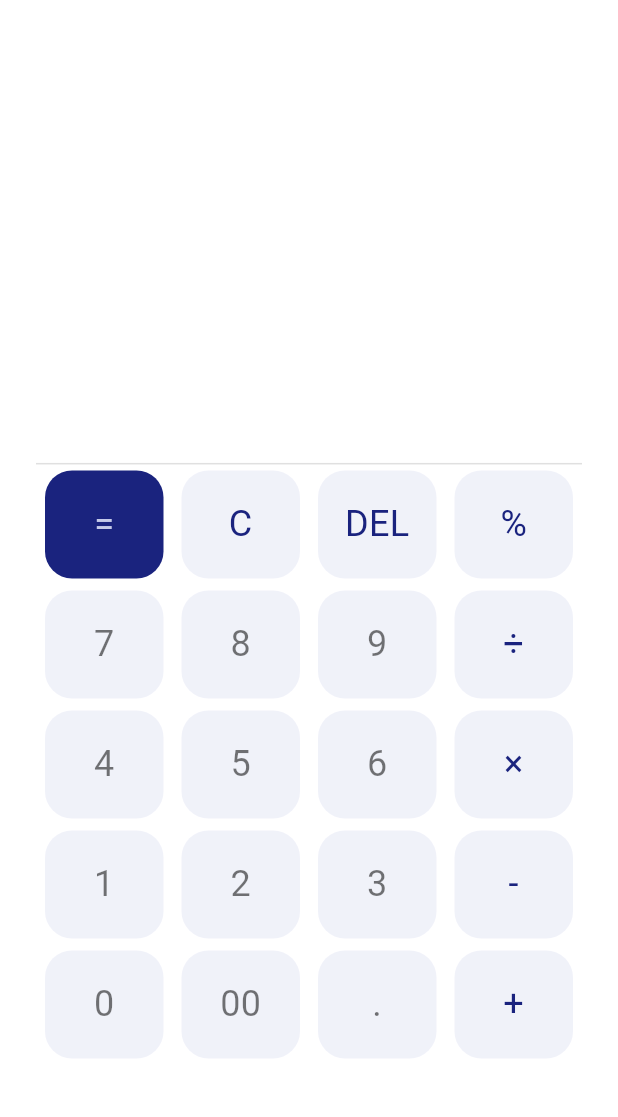
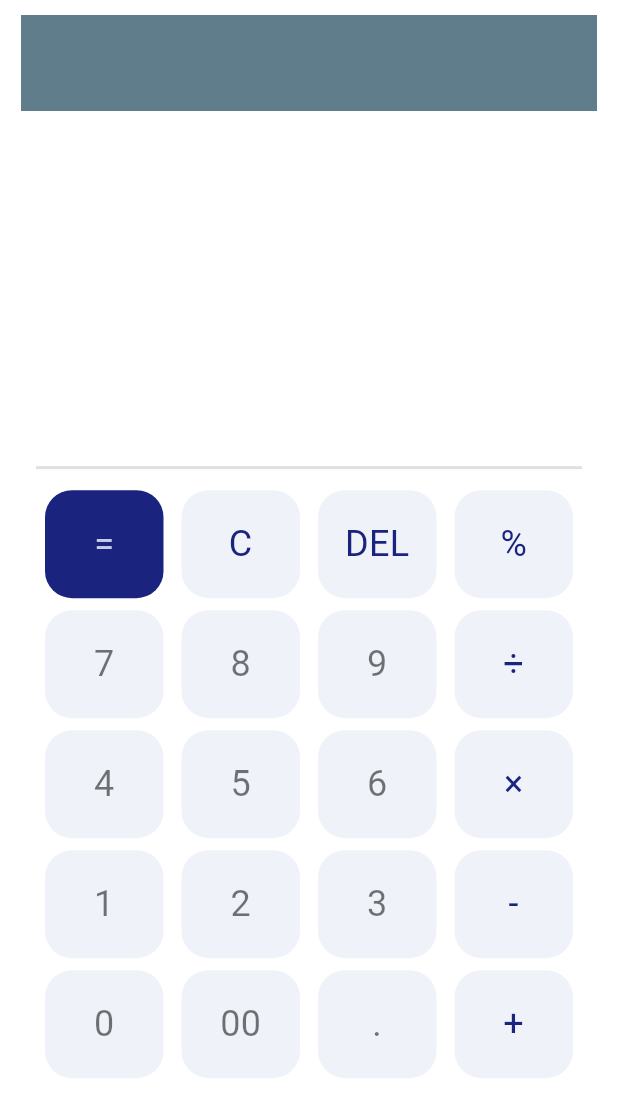
Before and after one commit to theparaxylene/flutter-kalkulator, a Flutter app: the screen it shows after launch, on a phone screen of 412 x 824 dp. Shown: the top 1117 px of the screen. Run offline on Flutter 3.47's test engine with Material 3 defaults, Android fonts, the phone set to English and light mode, and no system bars; our stand-ins replace math_expressions.

Commit message:
create history-box widget

```diff
--- a/lib/screens/calc_screen.dart
+++ b/lib/screens/calc_screen.dart
@@ -34,13 +34,14 @@ class _CalcScreenState extends State<CalcScreen> {
     '+',
   ];
 
+  final questionHistory = [];
   var question = '';
-  var submitted = '';
   var answer = '';
 
   @override
   Widget build(BuildContext context) {
-    return Scaffold(
+    return SafeArea(
+      child: Scaffold(
         backgroundColor: Colors.white,
         body: Column(
           children: [
@@ -49,32 +50,27 @@ class _CalcScreenState extends State<CalcScreen> {
               child: Padding(
                 padding: const EdgeInsets.symmetric(
                   horizontal: 14,
-                vertical: 18,
+                  vertical: 10,
                 ),
                 child: Column(
                   children: [
-                  // SUBMITTED PARTS
-                  const SizedBox(height: 24),
-                  Row(
-                    mainAxisAlignment: MainAxisAlignment.start,
-                    children: [
-                      Text(
-                        submitted,
-                        style: TextStyle(
-                          fontSize: 16,
-                          color: Colors.grey.shade400,
-                        ),
-                      ),
-                    ],
+                    // QUESTION HISTORY
+                    Container(
+                      height: 64,
+                      width: double.infinity,
+                      color: Colors.blueGrey,
                     ),
 
-                  // CURRENT QUESTION
-                  const SizedBox(height: 20),
-                  Row(
+                    // QUESTION
+                    // const SizedBox(height: 20),
+                    SingleChildScrollView(
+                      scrollDirection: Axis.horizontal,
+                      child: Row(
                         mainAxisAlignment: MainAxisAlignment.start,
                         children: [
                           Text(
                             question,
+                            // 'question',
                             style: TextStyle(
                               fontSize: 36,
                               color: Colors.grey.shade700,
@@ -82,29 +78,38 @@ class _CalcScreenState extends State<CalcScreen> {
                           ),
                         ],
                       ),
+                    ),
 
                     //ANSWER
                     const SizedBox(height: 28),
-                  Row(
+                    SingleChildScrollView(
+                      scrollDirection: Axis.horizontal,
+                      child: Row(
                         mainAxisAlignment: MainAxisAlignment.end,
                         children: [
                           Text(
+                            // 'answer',
                             answer,
                             style: const TextStyle(fontSize: 48),
                           ),
                         ],
+                      ),
                     ),
                   ],
                 ),
               ),
             ),
 
+            // DIVIDER
             Padding(
-            padding: const EdgeInsets.symmetric(horizontal: 24),
+              padding: const EdgeInsets.symmetric(
+                horizontal: 24,
+                vertical: 10,
+              ),
               child: Container(
                 color: Colors.black12,
                 width: double.infinity,
-              height: 1,
+                height: 2,
               ),
             ),
 
@@ -133,11 +138,12 @@ class _CalcScreenState extends State<CalcScreen> {
             ),
           ],
         ),
+      ),
     );
   }
 
   void solve() {
-    var finalQuestion = submitted + question;
+    var finalQuestion = question;
 
     if (finalQuestion.isNotEmpty) {
       finalQuestion = finalQuestion.replaceAll('×', '*');
@@ -149,46 +155,54 @@ class _CalcScreenState extends State<CalcScreen> {
 
       double eval = exp.evaluate(EvaluationType.REAL, cm);
 
-      print(eval);
-
       answer = eval.toString();
 
-      submitted += question;
       question = double.parse(answer).toStringAsFixed(0);
     }
   }
 
   void onKeyTap(int index) {
     setState(() {
+      // =
       if (index == 0) {
         solve();
-      } else if (index == 1) {
+      }
+
       // C
+      else if (index == 1) {
         answer = '';
         question = '';
-        submitted = '';
-      } else if (index == 2) {
+      }
+
       // DEL
+      else if (index == 2) {
         if (question.isNotEmpty) {
           question = question.substring(0, question.length - 1);
         }
-      } else if (index == 3) {
+      }
+
       // %
+      else if (index == 3) {
         question = double.parse('${double.parse(question) / 100}')
             .toStringAsFixed(question.length);
-      } else if ((index + 1) % 4 == 0) {
+      }
+
       // Operators
+      else if ((index + 1) % 4 == 0) {
         if (question.isNotEmpty) {
-          submitted += ('$question ${keys[index]} ');
-          question = '';
+          question += (' ${keys[index]} $question ');
         }
-      } else if (index == 18) {
+      }
+
       // .
+      else if (index == 18) {
         if (!question.contains('.')) {
           question += keys[index];
         }
-      } else {
+      }
+
       // Numbers
+      else {
         question += keys[index];
       }
     });
--- a/lib/widgets/num_key.dart
+++ b/lib/widgets/num_key.dart
@@ -19,6 +19,7 @@ class NumKey extends StatelessWidget {
     return Padding(
       padding: const EdgeInsets.symmetric(horizontal: 6, vertical: 4),
       child: InkWell(
+        borderRadius: BorderRadius.circular(18),
         onTap: onTap,
         child: Container(
           decoration: BoxDecoration(
```
Lines whose indentation alone changed are shown as unchanged.
